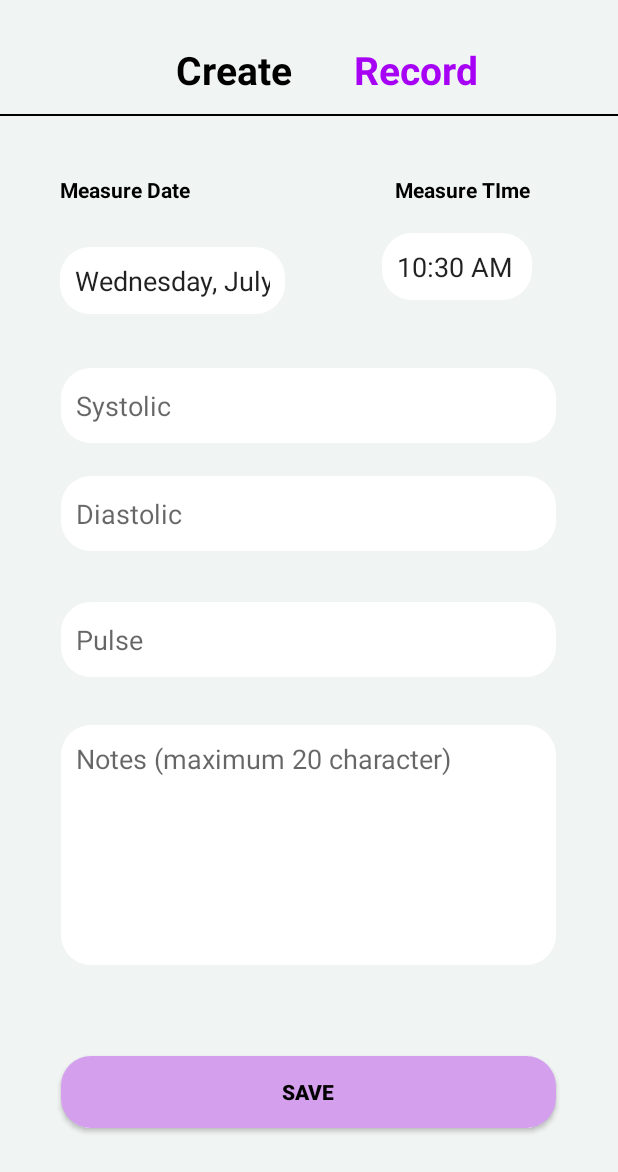
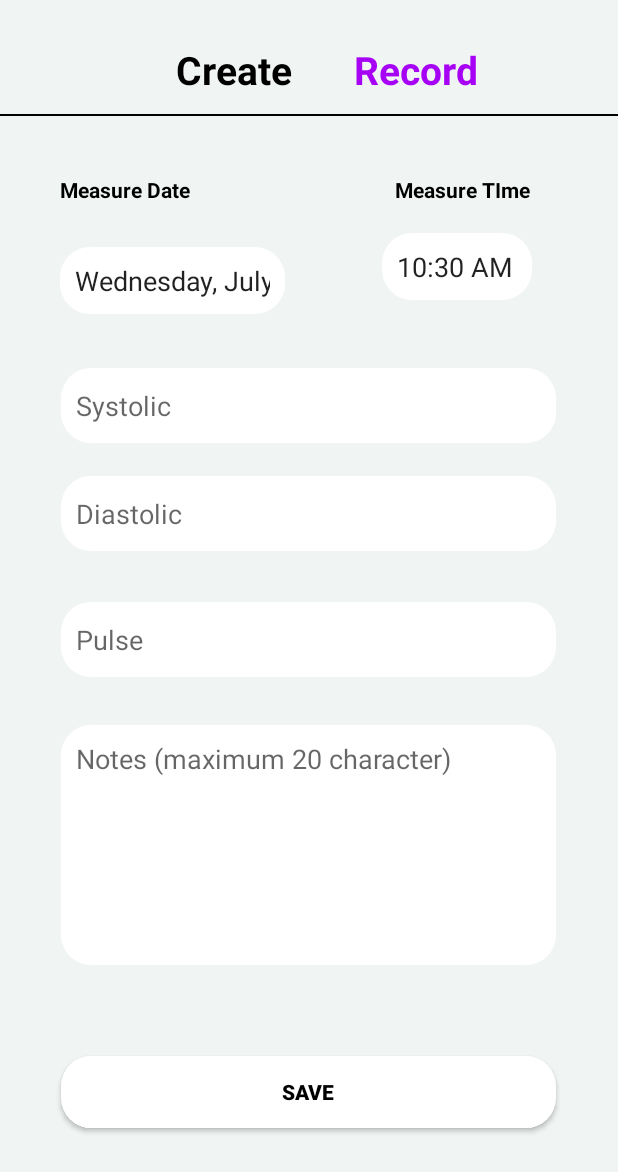
Before and after one commit to RifatMurshed/CardioMonitor, an Android app: the screen it shows after launch (CreateRecord), after a tap on an icon or button, on a phone screen of 412 x 824 dp. Shown: the top 1172 px of the screen. Run offline under Robolectric (Android 15) with nearby library versions, the phone set to English and light mode, and no system bars.

Commit message:
Button color change

```diff
--- a/app/src/main/res/drawable/save_button.xml
+++ b/app/src/main/res/drawable/save_button.xml
@@ -1,5 +1,5 @@
 <shape xmlns:android="http://schemas.android.com/apk/res/android"
     android:shape="rectangle">
-    <solid android:color="#D49FED"></solid>
+    <solid android:color="#ffff"></solid>
     <corners android:radius="20dp" />
 </shape>
```
